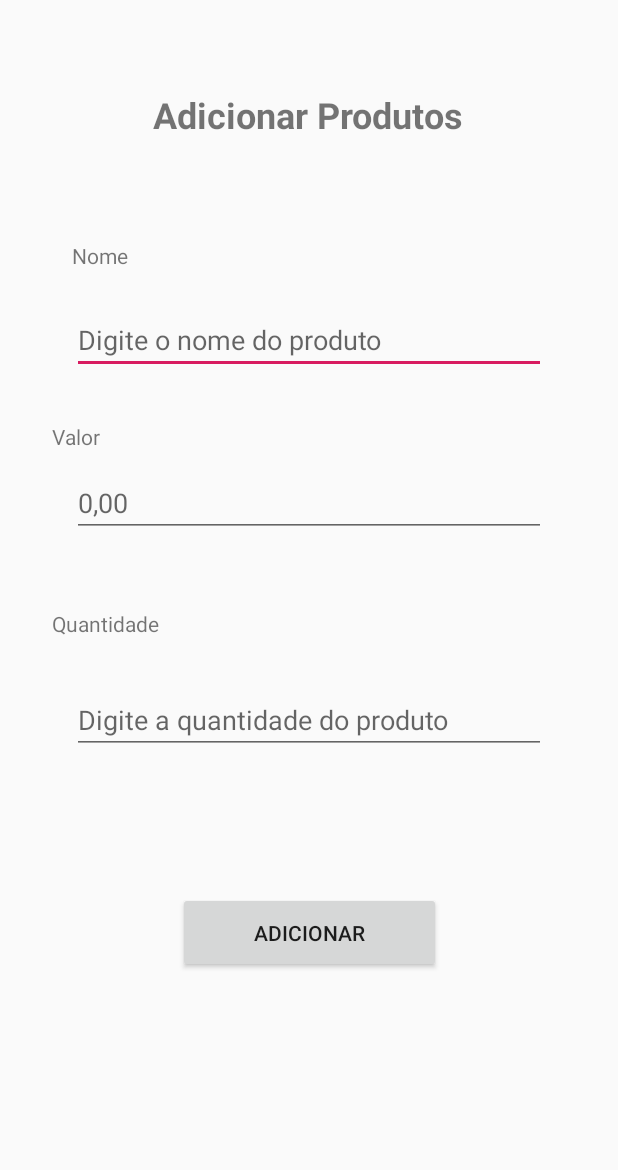
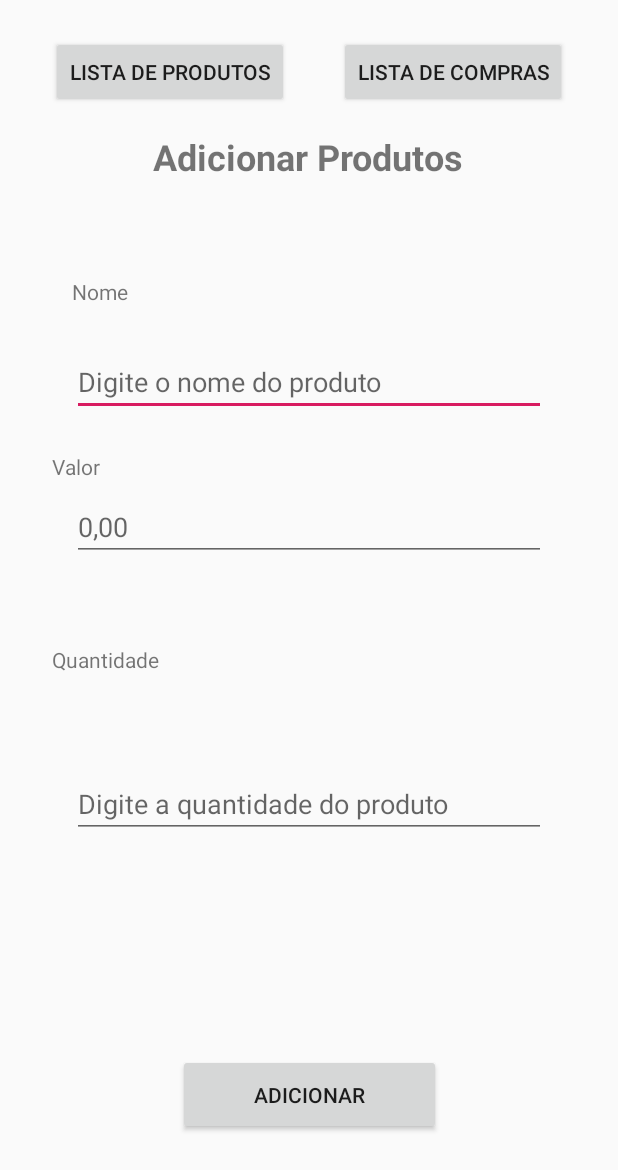
Before and after one commit to felipemostardas/APS-CDM-Fadergs, an Android app: the screen it shows after launch (ProdutoActivity), on a phone screen of 412 x 824 dp. Shown: the top 1170 px of the screen. Run offline under Robolectric (Android 15) with nearby library versions, the phone set to English and light mode, and no system bars; 1 statement that could not run was skipped.

Commit message:
Botões de navegação adicionados em todas telas

```diff
--- a/app/src/main/res/layout/activity_produto.xml
+++ b/app/src/main/res/layout/activity_produto.xml
@@ -7,27 +7,49 @@
     tools:context=".ProdutoActivity">
 
 
+    <Button
+        android:id="@+id/button5"
+        android:layout_width="wrap_content"
+        android:layout_height="wrap_content"
+        android:layout_marginTop="24dp"
+        android:text="Lista de Produtos"
+        app:layout_constraintEnd_toStartOf="@+id/button6"
+        app:layout_constraintHorizontal_bias="0.5"
+        app:layout_constraintStart_toStartOf="parent"
+        app:layout_constraintTop_toTopOf="parent" />
+
+    <Button
+        android:id="@+id/button6"
+        android:layout_width="wrap_content"
+        android:layout_height="wrap_content"
+        android:layout_marginTop="24dp"
+        android:text="Lista de Compras"
+        app:layout_constraintEnd_toEndOf="parent"
+        app:layout_constraintHorizontal_bias="0.5"
+        app:layout_constraintStart_toEndOf="@+id/button5"
+        app:layout_constraintTop_toTopOf="parent" />
+
     <TextView
         android:id="@+id/tvTitulo"
         android:layout_width="wrap_content"
         android:layout_height="wrap_content"
         android:layout_marginStart="8dp"
-        android:layout_marginTop="60dp"
+        android:layout_marginTop="16dp"
         android:layout_marginEnd="8dp"
         android:text="Adicionar Produtos"
         android:textSize="24sp"
         android:textStyle="bold"
         app:layout_constraintEnd_toEndOf="parent"
-        app:layout_constraintHorizontal_bias="0.498"
+        app:layout_constraintHorizontal_bias="0.497"
         app:layout_constraintStart_toStartOf="parent"
-        app:layout_constraintTop_toTopOf="parent" />
+        app:layout_constraintTop_toBottomOf="@+id/button5" />
 
     <TextView
         android:id="@+id/tvNome"
         android:layout_width="wrap_content"
         android:layout_height="wrap_content"
         android:layout_marginStart="8dp"
-        android:layout_marginTop="68dp"
+        android:layout_marginTop="64dp"
         android:layout_marginEnd="8dp"
         android:text="Nome"
         app:layout_constraintEnd_toEndOf="parent"
@@ -40,12 +62,12 @@
         android:layout_width="match_parent"
         android:layout_height="wrap_content"
         android:layout_marginStart="48dp"
-        android:layout_marginTop="24dp"
+        android:layout_marginTop="28dp"
         android:layout_marginEnd="48dp"
         android:hint="Digite o nome do produto"
         android:inputType="textPersonName"
         app:layout_constraintEnd_toEndOf="parent"
-        app:layout_constraintHorizontal_bias="0.931"
+        app:layout_constraintHorizontal_bias="0.0"
         app:layout_constraintStart_toStartOf="parent"
         app:layout_constraintTop_toBottomOf="@+id/tvNome" />
 
@@ -54,7 +76,7 @@
         android:layout_width="wrap_content"
         android:layout_height="wrap_content"
         android:layout_marginStart="8dp"
-        android:layout_marginTop="32dp"
+        android:layout_marginTop="24dp"
         android:layout_marginEnd="8dp"
         android:text="Valor"
         app:layout_constraintEnd_toEndOf="parent"
@@ -67,7 +89,7 @@
         android:layout_width="match_parent"
         android:layout_height="wrap_content"
         android:layout_marginStart="48dp"
-        android:layout_marginTop="12dp"
+        android:layout_marginTop="8dp"
         android:layout_marginEnd="48dp"
         android:ems="10"
         android:hint="0,00"
@@ -82,7 +104,7 @@
         android:layout_width="115dp"
         android:layout_height="31dp"
         android:layout_marginStart="8dp"
-        android:layout_marginTop="48dp"
+        android:layout_marginTop="56dp"
         android:layout_marginEnd="8dp"
         android:text="Quantidade"
         app:layout_constraintEnd_toEndOf="parent"
@@ -95,7 +117,7 @@
         android:layout_width="match_parent"
         android:layout_height="wrap_content"
         android:layout_marginStart="48dp"
-        android:layout_marginTop="20dp"
+        android:layout_marginTop="52dp"
         android:layout_marginEnd="48dp"
         android:ems="10"
         android:hint="Digite a quantidade do produto"
@@ -110,7 +132,7 @@
         android:layout_width="175dp"
         android:layout_height="54dp"
         android:layout_marginStart="8dp"
-        android:layout_marginTop="92dp"
+        android:layout_marginTop="144dp"
         android:layout_marginEnd="8dp"
         android:text="Adicionar"
         app:layout_constraintEnd_toEndOf="parent"
@@ -118,5 +140,4 @@
         app:layout_constraintTop_toBottomOf="@+id/etQuantidade" />
 
 
-
 </android.support.constraint.ConstraintLayout>
```
Also changed, not shown: app/src/main/res/layout/activity_lista_compra.xml (+9 -0 lines), app/src/main/res/layout/activity_lista_produtos.xml (+32 -9 lines).
